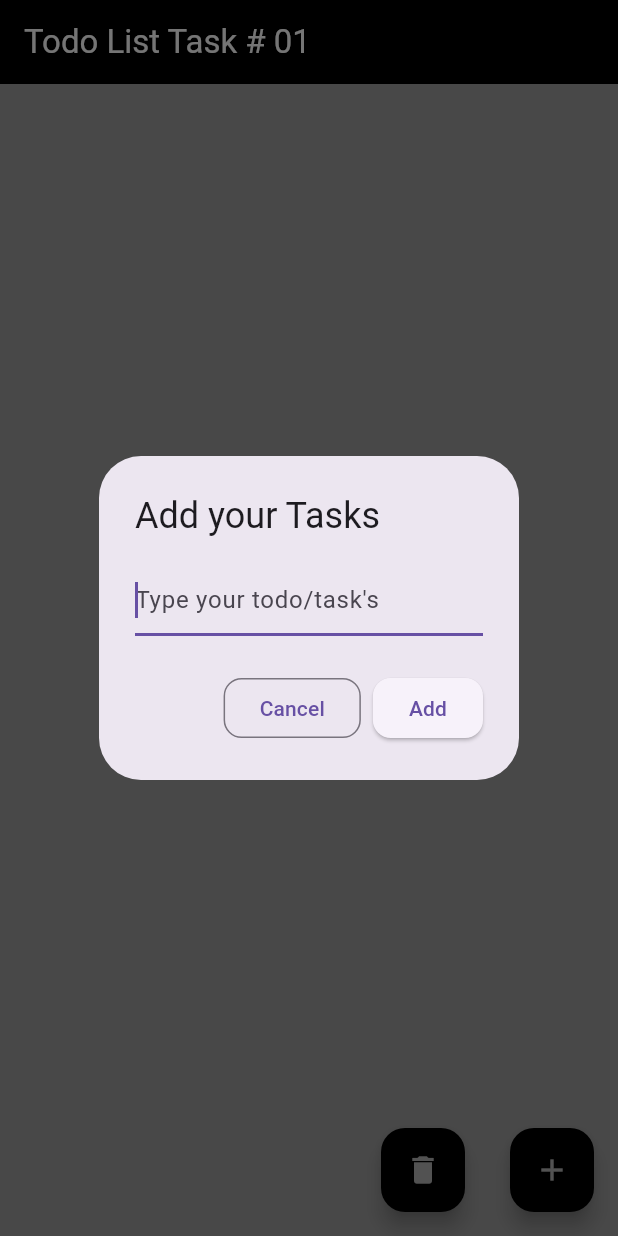
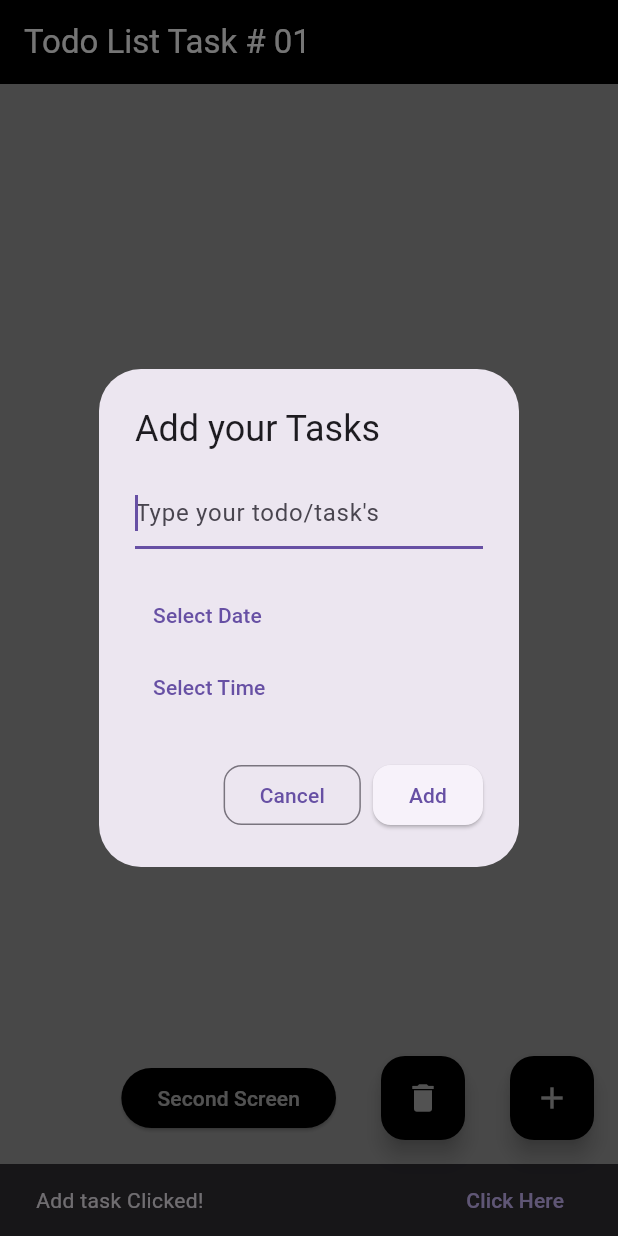
Before and after one commit to Jawad-Jahangir-Soomro/Todo_App_MAD_Task, a Flutter app: the screen it shows after launch, after a tap on the "add" icon, on a phone screen of 412 x 824 dp. Run offline on Flutter 3.47's test engine with Material 3 defaults, Android fonts, the phone set to English and light mode, and no system bars.

Commit message:
added Date and time picker

```diff
--- a/lib/todo.dart
+++ b/lib/todo.dart
@@ -1,5 +1,13 @@
 class Todo {
-  Todo({required this.name, required this.completed});
+  Todo({
+    required this.name,
+    required this.completed,
+    this.date,
+    this.time,
+  });
+
   String name;
   bool completed;
+  String? date;  // Optional date field
+  String? time;  // Optional time field
 }
--- a/lib/todolist.dart
+++ b/lib/todolist.dart
@@ -1,4 +1,5 @@
 import 'package:flutter/material.dart';
+import 'package:todo_app/screens/second_screen.dart';
 import 'package:todo_app/todo.dart';
 import 'package:todo_app/todoItem.dart';
 
@@ -14,10 +15,17 @@ class TodoList extends StatefulWidget {
 class _TodoListState extends State<TodoList> {
   final List<Todo> _todos = <Todo>[];
   final TextEditingController _textFieldController = TextEditingController();
+  DateTime? _selectedDate;
+  TimeOfDay? _selectedTime;
 
   void _addTodoItem(String name) {
     setState(() {
-      _todos.add(Todo(name: name, completed: false));
+      _todos.add(Todo(
+        name: name,
+        completed: false,
+        date: _selectedDate?.toLocal().toString().split(' ')[0],
+        time: _selectedTime?.format(context),
+      ));
     });
     _textFieldController.clear();
   }
@@ -40,62 +48,78 @@ class _TodoListState extends State<TodoList> {
     });
   }
 
-  @override
-  Widget build(BuildContext context) {
-    return Scaffold(
-      backgroundColor: Colors.grey,
-      appBar: AppBar(
-        title: Text(
-          widget.title,
-          style: const TextStyle(
-            color: Colors.white,
-          ),
-        ),
-        backgroundColor: Colors.black,
-      ),
-      body: ListView(
-        padding: const EdgeInsets.symmetric(vertical: 8.0),
-        children: _todos.map((Todo todo) {
-          return TodoItem(
-              todo: todo,
-              onTodoChanged: _handleTodoChange,
-              removeTodo: _deleteTodo);
-        }).toList(),
-      ),
-      floatingActionButton: Row(
-        mainAxisAlignment: MainAxisAlignment.end,
-        children: [
-          FloatingActionButton(
-            onPressed: () => _deleteAll(),
-            backgroundColor: Colors.black,
-            child: const Icon(Icons.delete, color: Colors.white70,),
-          ),
-          const SizedBox(
-            width: 30,
-          ),
-          FloatingActionButton(
-            onPressed: () => _displayDialog(),
-            tooltip: 'Add your tasks/todo\'s',
-            backgroundColor: Colors.black,
-            child: const Icon(Icons.add, color: Colors.white70,),
-          ),
-        ],
-      ),
+  Future<void> _selectDate(BuildContext context) async {
+    final DateTime? picked = await showDatePicker(
+      context: context,
+      initialDate: DateTime.now(),
+      firstDate: DateTime(2000),
+      lastDate: DateTime(2101),
     );
+    if (picked != null && picked != _selectedDate) {
+      setState(() {
+        _selectedDate = picked;
+      });
+    }
+  }
+
+  Future<void> _selectTime(BuildContext context) async {
+    final TimeOfDay? picked = await showTimePicker(
+      context: context,
+      initialTime: TimeOfDay.now(),
+    );
+    if (picked != null && picked != _selectedTime) {
+      setState(() {
+        _selectedTime = picked;
+      });
+    }
   }
 
   Future<void> _displayDialog() async {
+    ScaffoldMessenger.of(context).showSnackBar(
+      SnackBar(
+        content: const Text("Add task Clicked!"),
+        duration: const Duration(seconds: 3),
+        action: SnackBarAction(label: "Click Here", onPressed: () {}),
+      ),
+    );
     return showDialog<void>(
       context: context,
       barrierDismissible: false,
       builder: (BuildContext context) {
         return AlertDialog(
           title: const Text('Add your Tasks'),
-          content: TextField(
-            controller: _textFieldController,
-            decoration:
-                const InputDecoration(hintText: 'Type your todo/task\'s'),
-            autofocus: true,
+          content: SingleChildScrollView(
+            child: Column(
+              mainAxisSize: MainAxisSize.min,
+              children: [
+                TextField(
+                  controller: _textFieldController,
+                  decoration: const InputDecoration(hintText: 'Type your todo/task\'s'),
+                  autofocus: true,
+                ),
+                const SizedBox(height: 20),
+                Row(
+                  children: [
+                    TextButton(
+                      onPressed: () => _selectDate(context),
+                      child: const Text('Select Date'),
+                    ),
+                    if (_selectedDate != null)
+                      Text(_selectedDate!.toLocal().toString().split(' ')[0]),
+                  ],
+                ),
+                Row(
+                  children: [
+                    TextButton(
+                      onPressed: () => _selectTime(context),
+                      child: const Text('Select Time'),
+                    ),
+                    if (_selectedTime != null)
+                      Text(_selectedTime!.format(context)),
+                  ],
+                ),
+              ],
+            ),
           ),
           actions: <Widget>[
             OutlinedButton(
@@ -126,4 +150,73 @@ class _TodoListState extends State<TodoList> {
       },
     );
   }
+
+  @override
+  Widget build(BuildContext context) {
+    return Scaffold(
+      backgroundColor: Colors.grey,
+      appBar: AppBar(
+        title: Text(
+          widget.title,
+          style: const TextStyle(
+            color: Colors.white,
+          ),
+        ),
+        backgroundColor: Colors.black,
+      ),
+      body: ListView(
+        padding: const EdgeInsets.symmetric(vertical: 8.0),
+        children: _todos.map((Todo todo) {
+          return TodoItem(
+              todo: todo,
+              onTodoChanged: _handleTodoChange,
+              removeTodo: _deleteTodo);
+        }).toList(),
+      ),
+      floatingActionButton: Row(
+        mainAxisAlignment: MainAxisAlignment.end,
+        children: [
+          ElevatedButton(
+            style: ElevatedButton.styleFrom(
+              backgroundColor: Colors.black,
+            ),
+            onPressed: () {
+              Navigator.of(context).push(
+                MaterialPageRoute(
+                  builder: (context) => const SecondScreen(data: "View"),
+                ),
+              );
+            },
+            child: const Text(
+              "Second Screen",
+              style: TextStyle(color: Colors.white70),
+            ),
+          ),
+          const SizedBox(
+            width: 30,
+          ),
+          FloatingActionButton(
+            onPressed: () => _deleteAll(),
+            backgroundColor: Colors.black,
+            child: const Icon(
+              Icons.delete,
+              color: Colors.white70,
+            ),
+          ),
+          const SizedBox(
+            width: 30,
+          ),
+          FloatingActionButton(
+            onPressed: () => _displayDialog(),
+            tooltip: 'Add your tasks/todo\'s',
+            backgroundColor: Colors.black,
+            child: const Icon(
+              Icons.add,
+              color: Colors.white70,
+            ),
+          ),
+        ],
+      ),
+    );
+  }
 }
```
Also changed, not shown: lib/screens/second_screen.dart (added, +19 -0 lines), lib/todoItem.dart (+40 -11 lines).
